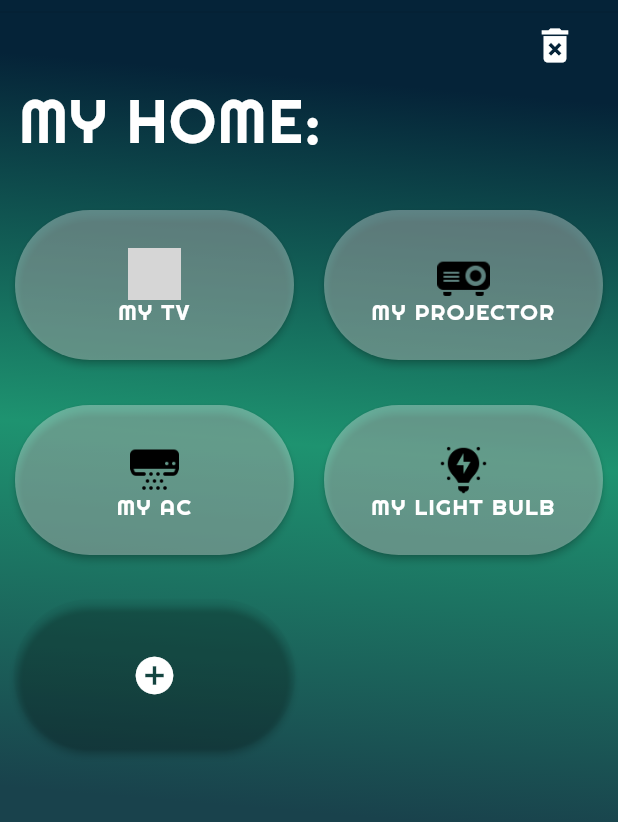
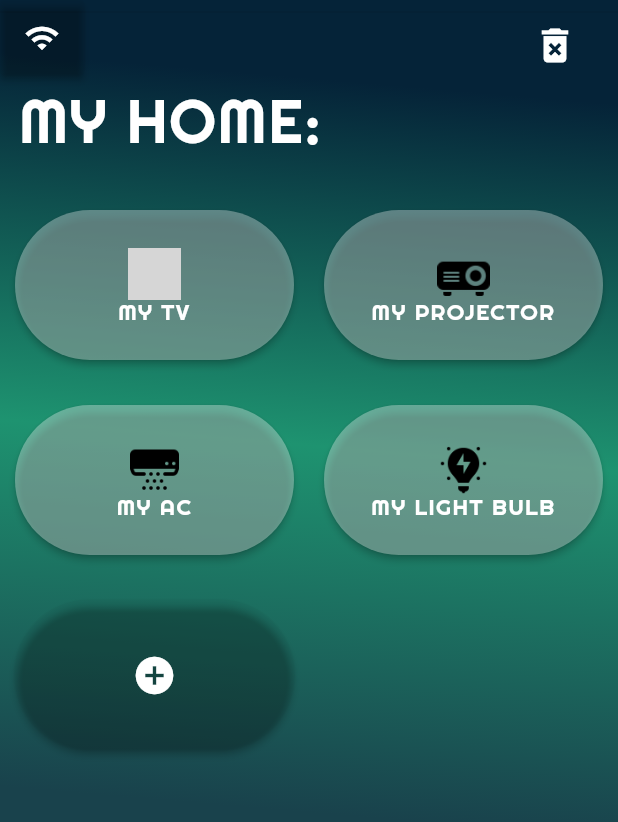
Before and after one commit to c3qiu/remote-overworked, a Flutter app: the screen it shows after launch, on a phone screen of 412 x 824 dp. Shown: the top 822 px of the screen. Run offline on Flutter 3.47's test engine with Material 2 defaults, Android fonts, the phone set to English and light mode, and no system bars; our stand-ins replace get; grey boxes are pictures that could not be loaded.

Commit message:
Update on WiFi
Add a wifi button on home page to navigate to the wifi page. Modified the wifi page (Fonts and texts, positions, and a return to home button)

```diff
--- a/App/lib/page/home.dart
+++ b/App/lib/page/home.dart
@@ -2,6 +2,7 @@
 // import 'package:flutter/cupertino.dart';
 import 'package:flutter/material.dart';
 import 'package:get/get.dart';
+import 'package:remote_overworked/page/wifi.dart';
 import 'dart:developer';
 // import '../device/device.dart';
 import 'controller.dart';
@@ -88,6 +89,19 @@ class Home extends State<HomeView> {
                 color: Color.fromRGBO(255, 255, 255, 1),
               ),
             ),
+            // Wifi Setting button
+            ElevatedButton(
+              onPressed: () async {
+                await Get.to(() => Add_WiFi());
+              },
+              child: Icon(
+                Icons.wifi
+              ),
+              style: ElevatedButton.styleFrom(
+                minimumSize: Size(50, 50),
+                primary: Color.fromRGBO(255, 255, 255, 0.00),
+              ),
+            ),
             // trash icon
             Positioned(
               top:15.0,
@@ -125,8 +139,10 @@ class Home extends State<HomeView> {
                       return _ButtonBuilder();
                     },
                   ),
+
                 ],
               ),
+
             ),
             Divider(),
           ],
```
Also changed, not shown: App/lib/page/wifi.dart (+39 -3 lines).
